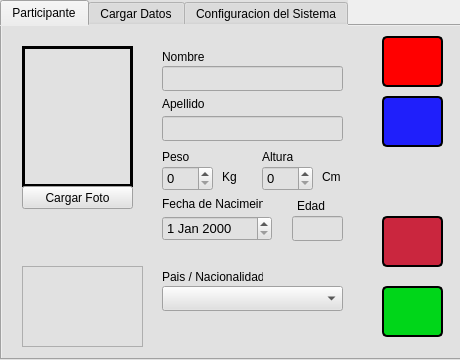
First picture: the form in ConfigWindow.ui, repository BLAK3D/Servicio_Comunitario, before the edit.
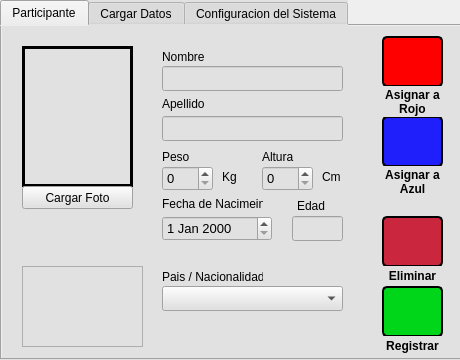
Second picture: the form after the edit. Icons and pictures are not drawn.

Diff of the .ui file:
```diff
--- a/ConfigWindow.ui
+++ b/ConfigWindow.ui
@@ -415,7 +415,7 @@
       <property name="geometry">
        <rect>
         <x>380</x>
-        <y>70</y>
+        <y>90</y>
         <width>61</width>
         <height>51</height>
        </rect>
@@ -439,6 +439,121 @@
        </size>
       </property>
      </widget>
+     <widget class="QLineEdit" name="id">
+      <property name="geometry">
+       <rect>
+        <x>220</x>
+        <y>300</y>
+        <width>50</width>
+        <height>25</height>
+       </rect>
+      </property>
+      <property name="font">
+       <font>
+        <pointsize>10</pointsize>
+       </font>
+      </property>
+      <property name="styleSheet">
+       <string notr="true">border: none</string>
+      </property>
+      <property name="readOnly">
+       <bool>true</bool>
+      </property>
+     </widget>
+     <widget class="QLabel" name="estado">
+      <property name="geometry">
+       <rect>
+        <x>380</x>
+        <y>310</y>
+        <width>61</width>
+        <height>20</height>
+       </rect>
+      </property>
+      <property name="font">
+       <font>
+        <weight>75</weight>
+        <bold>true</bold>
+       </font>
+      </property>
+      <property name="text">
+       <string>Registrar</string>
+      </property>
+      <property name="alignment">
+       <set>Qt::AlignCenter</set>
+      </property>
+     </widget>
+     <widget class="QLabel" name="estado_2">
+      <property name="geometry">
+       <rect>
+        <x>380</x>
+        <y>240</y>
+        <width>61</width>
+        <height>20</height>
+       </rect>
+      </property>
+      <property name="font">
+       <font>
+        <weight>75</weight>
+        <bold>true</bold>
+       </font>
+      </property>
+      <property name="text">
+       <string>Eliminar</string>
+      </property>
+      <property name="alignment">
+       <set>Qt::AlignCenter</set>
+      </property>
+     </widget>
+     <widget class="QLabel" name="estado_3">
+      <property name="geometry">
+       <rect>
+        <x>380</x>
+        <y>60</y>
+        <width>61</width>
+        <height>31</height>
+       </rect>
+      </property>
+      <property name="font">
+       <font>
+        <weight>75</weight>
+        <bold>true</bold>
+       </font>
+      </property>
+      <property name="text">
+       <string>Asignar a Rojo</string>
+      </property>
+      <property name="alignment">
+       <set>Qt::AlignCenter</set>
+      </property>
+      <property name="wordWrap">
+       <bool>true</bool>
+      </property>
+     </widget>
+     <widget class="QLabel" name="estado_4">
+      <property name="geometry">
+       <rect>
+        <x>380</x>
+        <y>140</y>
+        <width>61</width>
+        <height>31</height>
+       </rect>
+      </property>
+      <property name="font">
+       <font>
+        <weight>75</weight>
+        <bold>true</bold>
+       </font>
+      </property>
+      <property name="text">
+       <string>Asignar a Azul</string>
+      </property>
+      <property name="alignment">
+       <set>Qt::AlignCenter</set>
+      </property>
+      <property name="wordWrap">
+       <bool>true</bool>
+      </property>
+     </widget>
     </widget>
     <widget class="QWidget" name="dfs">
      <attribute name="title">
```
Left out of the diff: 25 changed lines with no effect on the pictures.
